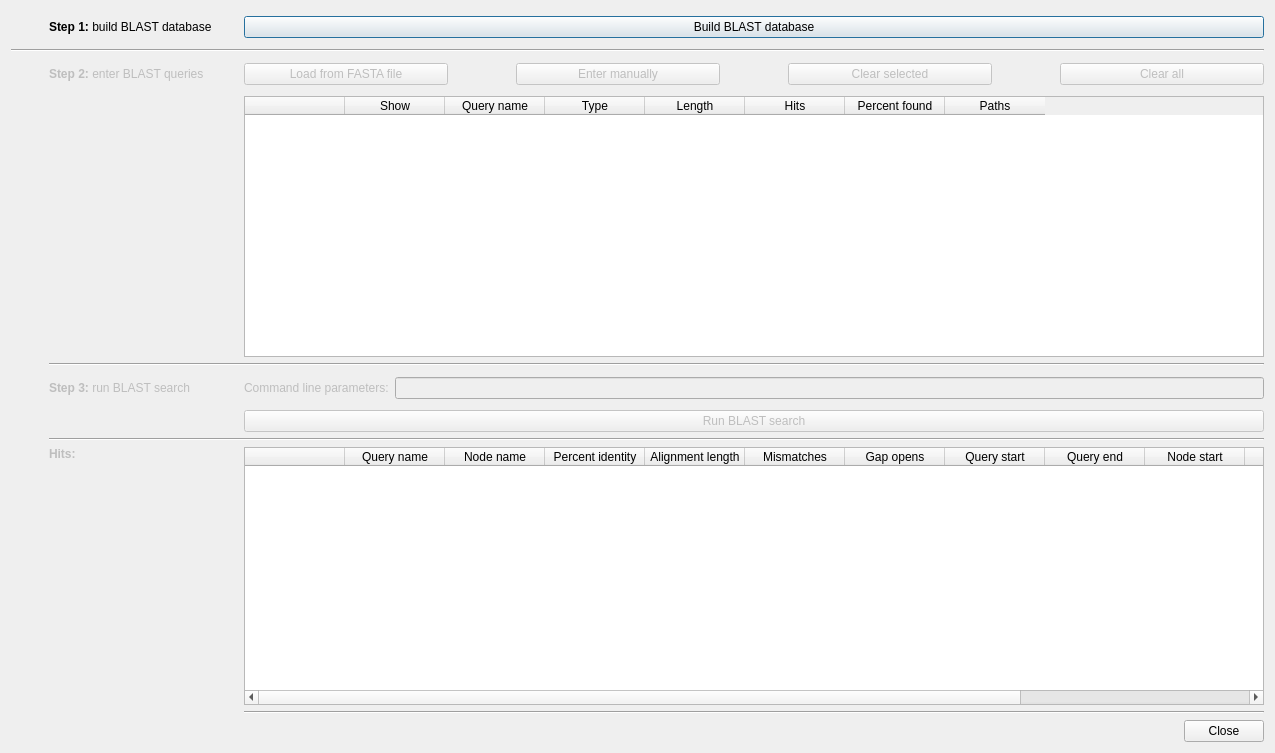
Qt form ui/blastsearchdialog.ui (rrwick/Bandage) before a commit.
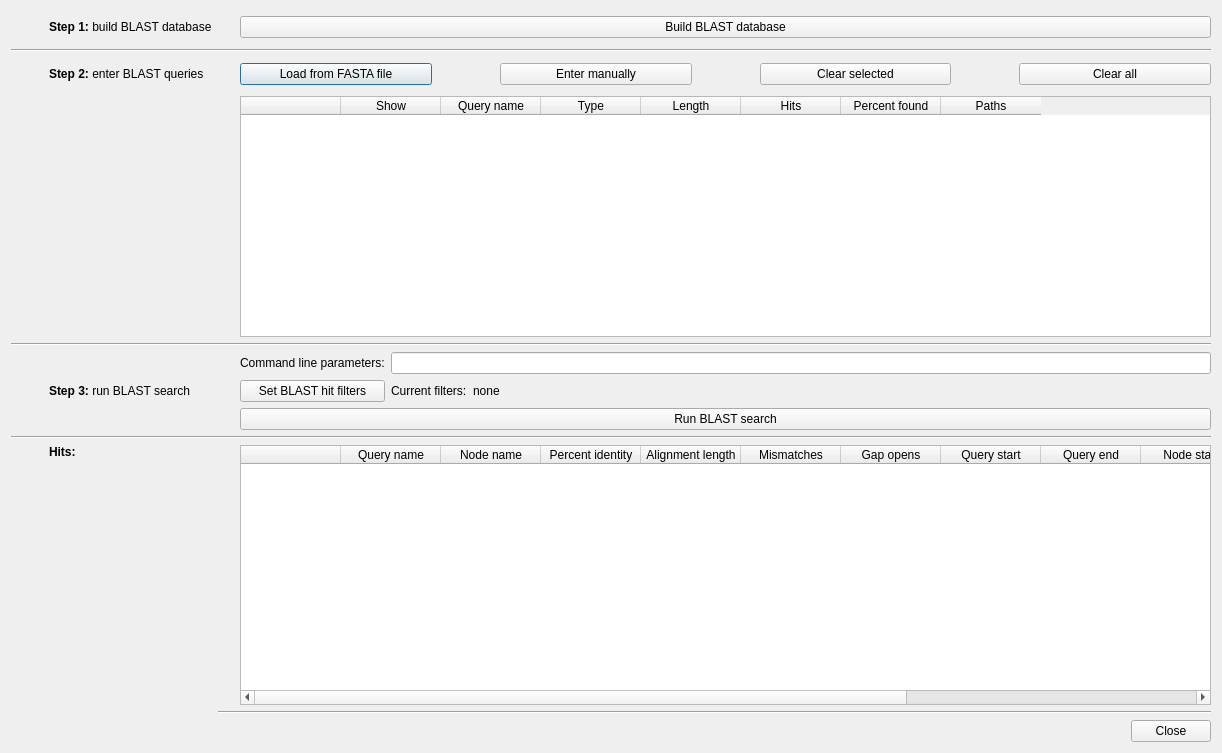
The same form after that commit. Custom widgets are drawn as their Qt base class.

Commit message: Build UI for BLAST filters

```diff
--- a/ui/blastsearchdialog.ui
+++ b/ui/blastsearchdialog.ui
@@ -6,17 +6,17 @@
    <rect>
     <x>0</x>
     <y>0</y>
-    <width>1275</width>
+    <width>1222</width>
     <height>753</height>
    </rect>
   </property>
   <property name="windowTitle">
    <string>BLAST search</string>
   </property>
-  <layout class="QGridLayout" name="gridLayout_2">
-   <item row="0" column="3">
-    <widget class="QWidget" name="widget_3" native="true">
-     <layout class="QHBoxLayout" name="horizontalLayout">
+  <layout class="QGridLayout" name="gridLayout_2" columnstretch="0,0,0,0">
+   <item row="4" column="2">
+    <widget class="QWidget" name="blastQueriesWidget2" native="true">
+     <layout class="QHBoxLayout" name="horizontalLayout_2">
       <property name="leftMargin">
        <number>0</number>
       </property>
@@ -30,23 +30,70 @@
        <number>0</number>
       </property>
       <item>
-       <widget class="QPushButton" name="buildBlastDatabaseButton">
+       <widget class="InfoTextWidget" name="blastQueriesTableInfoText" native="true">
         <property name="sizePolicy">
-         <sizepolicy hsizetype="Expanding" vsizetype="Fixed">
+         <sizepolicy hsizetype="Fixed" vsizetype="Fixed">
           <horstretch>0</horstretch>
           <verstretch>0</verstretch>
          </sizepolicy>
         </property>
-        <property name="text">
-         <string>Build BLAST database</string>
+        <property name="minimumSize">
+         <size>
+          <width>16</width>
+          <height>16</height>
+         </size>
         </property>
        </widget>
       </item>
+      <item>
+       <widget class="MyTableWidget" name="blastQueriesTableWidget">
+        <column>
+         <property name="text">
+          <string/>
+         </property>
+        </column>
+        <column>
+         <property name="text">
+          <string>Show</string>
+         </property>
+        </column>
+        <column>
+         <property name="text">
+          <string>Query name</string>
+         </property>
+        </column>
+        <column>
+         <property name="text">
+          <string>Type</string>
+         </property>
+        </column>
+        <column>
+         <property name="text">
+          <string>Length</string>
+         </property>
+        </column>
+        <column>
+         <property name="text">
+          <string>Hits</string>
+         </property>
+        </column>
+        <column>
+         <property name="text">
+          <string>Percent found</string>
+         </property>
+        </column>
+        <column>
+         <property name="text">
+          <string>Paths</string>
+         </property>
+        </column>
+       </widget>
+      </item>
      </layout>
     </widget>
    </item>
-   <item row="3" column="3">
-    <widget class="QWidget" name="widget_6" native="true">
+   <item row="3" column="2">
+    <widget class="QWidget" name="blastQueriesWidget1" native="true">
      <layout class="QHBoxLayout" name="horizontalLayout_4">
       <property name="leftMargin">
        <number>0</number>
@@ -60,11 +107,24 @@
       <property name="bottomMargin">
        <number>0</number>
       </property>
+      <item>
+       <widget class="InfoTextWidget" name="loadQueriesFromFastaInfoText" native="true">
+        <property name="sizePolicy">
+         <sizepolicy hsizetype="Fixed" vsizetype="Fixed">
+          <horstretch>0</horstretch>
+          <verstretch>0</verstretch>
+         </sizepolicy>
+        </property>
+        <property name="minimumSize">
+         <size>
+          <width>16</width>
+          <height>16</height>
+         </size>
+        </property>
+       </widget>
+      </item>
       <item>
        <widget class="QPushButton" name="loadQueriesFromFastaButton">
-        <property name="enabled">
-         <bool>false</bool>
-        </property>
         <property name="sizePolicy">
          <sizepolicy hsizetype="Expanding" vsizetype="Fixed">
           <horstretch>0</horstretch>
@@ -110,9 +170,6 @@
       </item>
       <item>
        <widget class="QPushButton" name="enterQueryManuallyButton">
-        <property name="enabled">
-         <bool>false</bool>
-        </property>
         <property name="sizePolicy">
          <sizepolicy hsizetype="Expanding" vsizetype="Fixed">
           <horstretch>0</horstretch>
@@ -158,9 +215,6 @@
       </item>
       <item>
        <widget class="QPushButton" name="clearSelectedQueriesButton">
-        <property name="enabled">
-         <bool>false</bool>
-        </property>
         <property name="sizePolicy">
          <sizepolicy hsizetype="Expanding" vsizetype="Fixed">
           <horstretch>0</horstretch>
@@ -206,9 +260,6 @@
       </item>
       <item>
        <widget class="QPushButton" name="clearAllQueriesButton">
-        <property name="enabled">
-         <bool>false</bool>
-        </property>
         <property name="sizePolicy">
          <sizepolicy hsizetype="Expanding" vsizetype="Fixed">
           <horstretch>0</horstretch>
@@ -223,9 +274,9 @@
      </layout>
     </widget>
    </item>
-   <item row="7" column="3">
-    <widget class="QWidget" name="widget_4" native="true">
-     <layout class="QHBoxLayout" name="horizontalLayout_2">
+   <item row="0" column="2">
+    <widget class="QWidget" name="buildBlastDatabaseWidget" native="true">
+     <layout class="QHBoxLayout" name="horizontalLayout">
       <property name="leftMargin">
        <number>0</number>
       </property>
@@ -239,45 +290,148 @@
        <number>0</number>
       </property>
       <item>
+       <widget class="InfoTextWidget" name="buildBlastDatabaseInfoText" native="true">
+        <property name="sizePolicy">
+         <sizepolicy hsizetype="Fixed" vsizetype="Fixed">
+          <horstretch>0</horstretch>
+          <verstretch>0</verstretch>
+         </sizepolicy>
+        </property>
+        <property name="minimumSize">
+         <size>
+          <width>16</width>
+          <height>16</height>
+         </size>
+        </property>
+       </widget>
+      </item>
+      <item>
+       <widget class="QPushButton" name="buildBlastDatabaseButton">
+        <property name="sizePolicy">
+         <sizepolicy hsizetype="Expanding" vsizetype="Fixed">
+          <horstretch>0</horstretch>
+          <verstretch>0</verstretch>
+         </sizepolicy>
+        </property>
+        <property name="text">
+         <string>Build BLAST database</string>
+        </property>
+       </widget>
+      </item>
+     </layout>
+    </widget>
+   </item>
+   <item row="8" column="2">
+    <widget class="QWidget" name="blastSearchWidget" native="true">
+     <layout class="QGridLayout" name="gridLayout">
+      <property name="leftMargin">
+       <number>0</number>
+      </property>
+      <property name="topMargin">
+       <number>0</number>
+      </property>
+      <property name="rightMargin">
+       <number>0</number>
+      </property>
+      <property name="bottomMargin">
+       <number>0</number>
+      </property>
+      <item row="1" column="0">
+       <widget class="InfoTextWidget" name="blastHitFiltersInfoText" native="true">
+        <property name="sizePolicy">
+         <sizepolicy hsizetype="Fixed" vsizetype="Fixed">
+          <horstretch>0</horstretch>
+          <verstretch>0</verstretch>
+         </sizepolicy>
+        </property>
+        <property name="minimumSize">
+         <size>
+          <width>16</width>
+          <height>16</height>
+         </size>
+        </property>
+       </widget>
+      </item>
+      <item row="0" column="0">
+       <widget class="InfoTextWidget" name="parametersInfoText" native="true">
+        <property name="sizePolicy">
+         <sizepolicy hsizetype="Fixed" vsizetype="Fixed">
+          <horstretch>0</horstretch>
+          <verstretch>0</verstretch>
+         </sizepolicy>
+        </property>
+        <property name="minimumSize">
+         <size>
+          <width>16</width>
+          <height>16</height>
+         </size>
+        </property>
+       </widget>
+      </item>
+      <item row="1" column="1">
+       <widget class="QPushButton" name="blastFiltersButton">
+        <property name="text">
+         <string>Set BLAST hit filters</string>
+        </property>
+       </widget>
+      </item>
+      <item row="1" column="2">
+       <widget class="QLabel" name="blastHitFiltersLabel1">
+        <property name="sizePolicy">
+         <sizepolicy hsizetype="Minimum" vsizetype="Preferred">
+          <horstretch>0</horstretch>
+          <verstretch>0</verstretch>
+         </sizepolicy>
+        </property>
+        <property name="text">
+         <string>Current filters:</string>
+        </property>
+       </widget>
+      </item>
+      <item row="1" column="3">
+       <widget class="QLabel" name="blastHitFiltersLabel2">
+        <property name="sizePolicy">
+         <sizepolicy hsizetype="Expanding" vsizetype="Preferred">
+          <horstretch>0</horstretch>
+          <verstretch>0</verstretch>
+         </sizepolicy>
+        </property>
+        <property name="text">
+         <string>none</string>
+        </property>
+        <property name="wordWrap">
+         <bool>true</bool>
+        </property>
+       </widget>
+      </item>
+      <item row="0" column="1">
        <widget class="QLabel" name="parametersLabel">
-        <property name="enabled">
-         <bool>false</bool>
-        </property>
         <property name="text">
          <string>Command line parameters:</string>
         </property>
        </widget>
       </item>
-      <item>
-       <widget class="QLineEdit" name="parametersLineEdit">
-        <property name="enabled">
-         <bool>false</bool>
+      <item row="0" column="2" colspan="2">
+       <widget class="QLineEdit" name="parametersLineEdit"/>
+      </item>
+      <item row="2" column="0">
+       <widget class="InfoTextWidget" name="startBlastSearchInfoText" native="true">
+        <property name="sizePolicy">
+         <sizepolicy hsizetype="Fixed" vsizetype="Fixed">
+          <horstretch>0</horstretch>
+          <verstretch>0</verstretch>
+         </sizepolicy>
+        </property>
+        <property name="minimumSize">
+         <size>
+          <width>16</width>
+          <height>16</height>
+         </size>
         </property>
        </widget>
       </item>
-     </layout>
-    </widget>
-   </item>
-   <item row="8" column="3">
-    <widget class="QWidget" name="widget_5" native="true">
-     <layout class="QHBoxLayout" name="horizontalLayout_3">
-      <property name="leftMargin">
-       <number>0</number>
-      </property>
-      <property name="topMargin">
-       <number>0</number>
-      </property>
-      <property name="rightMargin">
-       <number>0</number>
-      </property>
-      <property name="bottomMargin">
-       <number>0</number>
-      </property>
-      <item>
+      <item row="2" column="1" colspan="3">
        <widget class="QPushButton" name="runBlastSearchButton">
-        <property name="enabled">
-         <bool>false</bool>
-        </property>
         <property name="sizePolicy">
          <sizepolicy hsizetype="Expanding" vsizetype="Fixed">
           <horstretch>0</horstretch>
@@ -292,49 +446,123 @@
      </layout>
     </widget>
    </item>
-   <item row="0" column="2">
-    <widget class="InfoTextWidget" name="buildBlastDatabaseInfoText" native="true">
-     <property name="sizePolicy">
-      <sizepolicy hsizetype="Fixed" vsizetype="Fixed">
-       <horstretch>0</horstretch>
-       <verstretch>0</verstretch>
-      </sizepolicy>
-     </property>
-     <property name="minimumSize">
-      <size>
-       <width>16</width>
-       <height>16</height>
-      </size>
-     </property>
+   <item row="11" column="2" rowspan="2">
+    <widget class="QWidget" name="blastHitsWidget" native="true">
+     <layout class="QHBoxLayout" name="horizontalLayout_7">
+      <property name="leftMargin">
+       <number>0</number>
+      </property>
+      <property name="topMargin">
+       <number>0</number>
+      </property>
+      <property name="rightMargin">
+       <number>0</number>
+      </property>
+      <property name="bottomMargin">
+       <number>0</number>
+      </property>
+      <item>
+       <widget class="InfoTextWidget" name="blastHitsTableInfoText" native="true">
+        <property name="sizePolicy">
+         <sizepolicy hsizetype="Fixed" vsizetype="Fixed">
+          <horstretch>0</horstretch>
+          <verstretch>0</verstretch>
+         </sizepolicy>
+        </property>
+        <property name="minimumSize">
+         <size>
+          <width>16</width>
+          <height>16</height>
+         </size>
+        </property>
+       </widget>
+      </item>
+      <item>
+       <widget class="MyTableWidget" name="blastHitsTableWidget">
+        <column>
+         <property name="text">
+          <string/>
+         </property>
+        </column>
+        <column>
+         <property name="text">
+          <string>Query name</string>
+         </property>
+        </column>
+        <column>
+         <property name="text">
+          <string>Node name</string>
+         </property>
+        </column>
+        <column>
+         <property name="text">
+          <string>Percent identity</string>
+         </property>
+        </column>
+        <column>
+         <property name="text">
+          <string>Alignment length</string>
+         </property>
+        </column>
+        <column>
+         <property name="text">
+          <string>Mismatches</string>
+         </property>
+        </column>
+        <column>
+         <property name="text">
+          <string>Gap opens</string>
+         </property>
+        </column>
+        <column>
+         <property name="text">
+          <string>Query start</string>
+         </property>
+        </column>
+        <column>
+         <property name="text">
+          <string>Query end</string>
+         </property>
+        </column>
+        <column>
+         <property name="text">
+          <string>Node start</string>
+         </property>
+        </column>
+        <column>
+         <property name="text">
+          <string>Node end</string>
+         </property>
+        </column>
+        <column>
+         <property name="text">
+          <string>E-value</string>
+         </property>
+        </column>
+        <column>
+         <property name="text">
+          <string>Bit score</string>
+         </property>
+        </column>
+       </widget>
+      </item>
+     </layout>
     </widget>
    </item>
-   <item row="11" column="1">
-    <widget class="QLabel" name="hitsLabel">
-     <property name="enabled">
-      <bool>false</bool>
-     </property>
+   <item row="0" column="1">
+    <widget class="QLabel" name="step1Label">
      <property name="font">
       <font>
-       <weight>75</weight>
-       <bold>true</bold>
+       <weight>50</weight>
+       <bold>false</bold>
       </font>
      </property>
      <property name="text">
-      <string>Hits:</string>
+      <string>&lt;html&gt;&lt;head/&gt;&lt;body&gt;&lt;p&gt;&lt;span style=&quot; font-weight:600;&quot;&gt;Step 1: &lt;/span&gt;build BLAST database&lt;/p&gt;&lt;/body&gt;&lt;/html&gt;</string>
      </property>
     </widget>
    </item>
-   <item row="7" column="1">
-    <widget class="QLabel" name="step3Label">
-     <property name="enabled">
-      <bool>false</bool>
-     </property>
-     <property name="text">
-      <string>&lt;html&gt;&lt;head/&gt;&lt;body&gt;&lt;p&gt;&lt;span style=&quot; font-weight:600;&quot;&gt;Step 3:&lt;/span&gt; run BLAST search&lt;/p&gt;&lt;/body&gt;&lt;/html&gt;</string>
-     </property>
-    </widget>
-   </item>
-   <item row="15" column="3">
+   <item row="17" column="2">
     <widget class="QDialogButtonBox" name="buttonBox">
      <property name="orientation">
       <enum>Qt::Horizontal</enum>
@@ -344,20 +572,83 @@
      </property>
     </widget>
    </item>
-   <item row="6" column="1" colspan="3">
+   <item row="3" column="1">
+    <widget class="QLabel" name="step2Label">
+     <property name="text">
+      <string>&lt;html&gt;&lt;head/&gt;&lt;body&gt;&lt;p&gt;&lt;span style=&quot; font-weight:600;&quot;&gt;Step 2: &lt;/span&gt;enter BLAST queries&lt;/p&gt;&lt;/body&gt;&lt;/html&gt;</string>
+     </property>
+    </widget>
+   </item>
+   <item row="8" column="0">
+    <widget class="QLabel" name="step3TickLabel">
+     <property name="sizePolicy">
+      <sizepolicy hsizetype="Fixed" vsizetype="Fixed">
+       <horstretch>0</horstretch>
+       <verstretch>0</verstretch>
+      </sizepolicy>
+     </property>
+     <property name="minimumSize">
+      <size>
+       <width>32</width>
+       <height>32</height>
+      </size>
+     </property>
+     <property name="text">
+      <string/>
+     </property>
+     <property name="scaledContents">
+      <bool>true</bool>
+     </property>
+    </widget>
+   </item>
+   <item row="1" column="0" colspan="3">
+    <widget class="Line" name="line_3">
+     <property name="orientation">
+      <enum>Qt::Horizontal</enum>
+     </property>
+    </widget>
+   </item>
+   <item row="16" column="2">
+    <widget class="Line" name="line">
+     <property name="orientation">
+      <enum>Qt::Horizontal</enum>
+     </property>
+    </widget>
+   </item>
+   <item row="7" column="0" colspan="3">
     <widget class="Line" name="line_2">
      <property name="orientation">
       <enum>Qt::Horizontal</enum>
      </property>
     </widget>
    </item>
-   <item row="10" column="1" colspan="3">
+   <item row="8" column="1">
+    <widget class="QLabel" name="step3Label">
+     <property name="text">
+      <string>&lt;html&gt;&lt;head/&gt;&lt;body&gt;&lt;p&gt;&lt;span style=&quot; font-weight:600;&quot;&gt;Step 3:&lt;/span&gt; run BLAST search&lt;/p&gt;&lt;/body&gt;&lt;/html&gt;</string>
+     </property>
+    </widget>
+   </item>
+   <item row="10" column="0" colspan="3">
     <widget class="Line" name="line_4">
      <property name="orientation">
       <enum>Qt::Horizontal</enum>
      </property>
     </widget>
    </item>
+   <item row="11" column="1">
+    <widget class="QLabel" name="hitsLabel">
+     <property name="font">
+      <font>
+       <weight>75</weight>
+       <bold>true</bold>
+      </font>
+     </property>
+     <property name="text">
+      <string>Hits:</string>
+     </property>
+    </widget>
+   </item>
    <item row="3" column="0">
     <widget class="QLabel" name="step2TickLabel">
      <property name="sizePolicy">
@@ -380,22 +671,18 @@
      </property>
     </widget>
    </item>
-   <item row="14" column="3">
-    <widget class="Line" name="line">
+   <item row="4" column="1">
+    <spacer name="verticalSpacer">
      <property name="orientation">
-      <enum>Qt::Horizontal</enum>
+      <enum>Qt::Vertical</enum>
      </property>
-    </widget>
-   </item>
-   <item row="3" column="1">
-    <widget class="QLabel" name="step2Label">
-     <property name="enabled">
-      <bool>false</bool>
+     <property name="sizeHint" stdset="0">
+      <size>
+       <width>20</width>
+       <height>40</height>
+      </size>
      </property>
-     <property name="text">
-      <string>&lt;html&gt;&lt;head/&gt;&lt;body&gt;&lt;p&gt;&lt;span style=&quot; font-weight:600;&quot;&gt;Step 2: &lt;/span&gt;enter BLAST queries&lt;/p&gt;&lt;/body&gt;&lt;/html&gt;</string>
-     </property>
-    </widget>
+    </spacer>
    </item>
    <item row="0" column="0">
     <widget class="QLabel" name="step1TickLabel">
@@ -419,181 +706,6 @@
      </property>
     </widget>
    </item>
-   <item row="0" column="1">
-    <widget class="QLabel" name="step1Label">
-     <property name="font">
-      <font>
-       <weight>50</weight>
-       <bold>false</bold>
-      </font>
-     </property>
-     <property name="text">
-      <string>&lt;html&gt;&lt;head/&gt;&lt;body&gt;&lt;p&gt;&lt;span style=&quot; font-weight:600;&quot;&gt;Step 1: &lt;/span&gt;build BLAST database&lt;/p&gt;&lt;/body&gt;&lt;/html&gt;</string>
-     </property>
-    </widget>
-   </item>
-   <item row="1" column="0" colspan="4">
-    <widget class="Line" name="line_3">
-     <property name="orientation">
-      <enum>Qt::Horizontal</enum>
-     </property>
-    </widget>
-   </item>
-   <item row="7" column="0">
-    <widget class="QLabel" name="step3TickLabel">
-     <property name="sizePolicy">
-      <sizepolicy hsizetype="Fixed" vsizetype="Fixed">
-       <horstretch>0</horstretch>
-       <verstretch>0</verstretch>
-      </sizepolicy>
-     </property>
-     <property name="minimumSize">
-      <size>
-       <width>32</width>
-       <height>32</height>
-      </size>
-     </property>
-     <property name="text">
-      <string/>
-     </property>
-     <property name="scaledContents">
-      <bool>true</bool>
-     </property>
-    </widget>
-   </item>
-   <item row="7" column="2">
-    <widget class="InfoTextWidget" name="parametersInfoText" native="true">
-     <property name="sizePolicy">
-      <sizepolicy hsizetype="Fixed" vsizetype="Fixed">
-       <horstretch>0</horstretch>
-       <verstretch>0</verstretch>
-      </sizepolicy>
-     </property>
-     <property name="minimumSize">
-      <size>
-       <width>16</width>
-       <height>16</height>
-      </size>
-     </property>
-    </widget>
-   </item>
-   <item row="3" column="2">
-    <widget class="InfoTextWidget" name="loadQueriesFromFastaInfoText" native="true">
-     <property name="sizePolicy">
-      <sizepolicy hsizetype="Fixed" vsizetype="Fixed">
-       <horstretch>0</horstretch>
-       <verstretch>0</verstretch>
-      </sizepolicy>
-     </property>
-     <property name="minimumSize">
-      <size>
-       <width>16</width>
-       <height>16</height>
-      </size>
-     </property>
-    </widget>
-   </item>
-   <item row="4" column="2">
-    <widget class="InfoTextWidget" name="blastQueriesTableInfoText" native="true">
-     <property name="sizePolicy">
-      <sizepolicy hsizetype="Fixed" vsizetype="Fixed">
-       <horstretch>0</horstretch>
-       <verstretch>0</verstretch>
-      </sizepolicy>
-     </property>
-     <property name="minimumSize">
-      <size>
-       <width>16</width>
-       <height>16</height>
-      </size>
-     </property>
-    </widget>
-   </item>
-   <item row="8" column="2">
-    <widget class="InfoTextWidget" name="startBlastSearchInfoText" native="true">
-     <property name="sizePolicy">
-      <sizepolicy hsizetype="Fixed" vsizetype="Fixed">
-       <horstretch>0</horstretch>
-       <verstretch>0</verstretch>
-      </sizepolicy>
-     </property>
-     <property name="minimumSize">
-      <size>
-       <width>16</width>
-       <height>16</height>
-      </size>
-     </property>
-    </widget>
-   </item>
-   <item row="11" column="3" rowspan="2">
-    <widget class="MyTableWidget" name="blastHitsTableWidget">
-     <column>
-      <property name="text">
-       <string/>
-      </property>
-     </column>
-     <column>
-      <property name="text">
-       <string>Query name</string>
-      </property>
-     </column>
-     <column>
-      <property name="text">
-       <string>Node name</string>
-      </property>
-     </column>
-     <column>
-      <property name="text">
-       <string>Percent identity</string>
-      </property>
-     </column>
-     <column>
-      <property name="text">
-       <string>Alignment length</string>
-      </property>
-     </column>
-     <column>
-      <property name="text">
-       <string>Mismatches</string>
-      </property>
-     </column>
-     <column>
-      <property name="text">
-       <string>Gap opens</string>
-      </property>
-     </column>
-     <column>
-      <property name="text">
-       <string>Query start</string>
-      </property>
-     </column>
-     <column>
-      <property name="text">
-       <string>Query end</string>
-      </property>
-     </column>
-     <column>
-      <property name="text">
-       <string>Node start</string>
-      </property>
-     </column>
-     <column>
-      <property name="text">
-       <string>Node end</string>
-      </property>
-     </column>
-     <column>
-      <property name="text">
-       <string>E-value</string>
-      </property>
-     </column>
-     <column>
-      <property name="text">
-       <string>Bit score</string>
-      </property>
-     </column>
-    </widget>
-   </item>
    <item row="12" column="1">
     <spacer name="verticalSpacer_2">
      <property name="orientation">
@@ -607,63 +719,6 @@
      </property>
     </spacer>
    </item>
-   <item row="5" column="2">
-    <spacer name="verticalSpacer">
-     <property name="orientation">
-      <enum>Qt::Vertical</enum>
-     </property>
-     <property name="sizeHint" stdset="0">
-      <size>
-       <width>20</width>
-       <height>40</height>
-      </size>
-     </property>
-    </spacer>
-   </item>
-   <item row="4" column="3" rowspan="2">
-    <widget class="MyTableWidget" name="blastQueriesTableWidget">
-     <column>
-      <property name="text">
-       <string/>
-      </property>
-     </column>
-     <column>
-      <property name="text">
-       <string>Show</string>
-      </property>
-     </column>
-     <column>
-      <property name="text">
-       <string>Query name</string>
-      </property>
-     </column>
-     <column>
-      <property name="text">
-       <string>Type</string>
-      </property>
-     </column>
-     <column>
-      <property name="text">
-       <string>Length</string>
-      </property>
-     </column>
-     <column>
-      <property name="text">
-       <string>Hits</string>
-      </property>
-     </column>
-     <column>
-      <property name="text">
-       <string>Percent found</string>
-      </property>
-     </column>
-     <column>
-      <property name="text">
-       <string>Paths</string>
-      </property>
-     </column>
-    </widget>
-   </item>
   </layout>
  </widget>
  <customwidgets>
```
Left out of the diff: 3 changed lines with no effect on the pictures. The commit also changes 8 other files.
